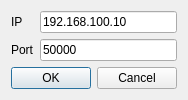
The window that python/ui/SPIDRSettingsDlg.ui (navrit/dexter) describes before a commit, drawn with Qt 5.
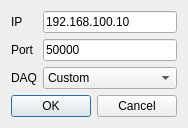
The same window after the commit.

Patch:
```diff
--- a/python/ui/SPIDRSettingsDlg.ui
+++ b/python/ui/SPIDRSettingsDlg.ui
@@ -6,8 +6,8 @@
    <rect>
     <x>0</x>
     <y>0</y>
-    <width>165</width>
-    <height>94</height>
+    <width>168</width>
+    <height>118</height>
    </rect>
   </property>
   <property name="windowTitle">
@@ -44,6 +44,32 @@
        </property>
       </widget>
      </item>
+     <item row="3" column="0">
+      <widget class="QLabel" name="label_3">
+       <property name="text">
+        <string>DAQ</string>
+       </property>
+      </widget>
+     </item>
+     <item row="3" column="1">
+      <widget class="QComboBox" name="comboDAQ">
+       <item>
+        <property name="text">
+         <string>Custom</string>
+        </property>
+       </item>
+       <item>
+        <property name="text">
+         <string>SPIDR</string>
+        </property>
+       </item>
+       <item>
+        <property name="text">
+         <string>None</string>
+        </property>
+       </item>
+      </widget>
+     </item>
     </layout>
    </item>
    <item>
```
